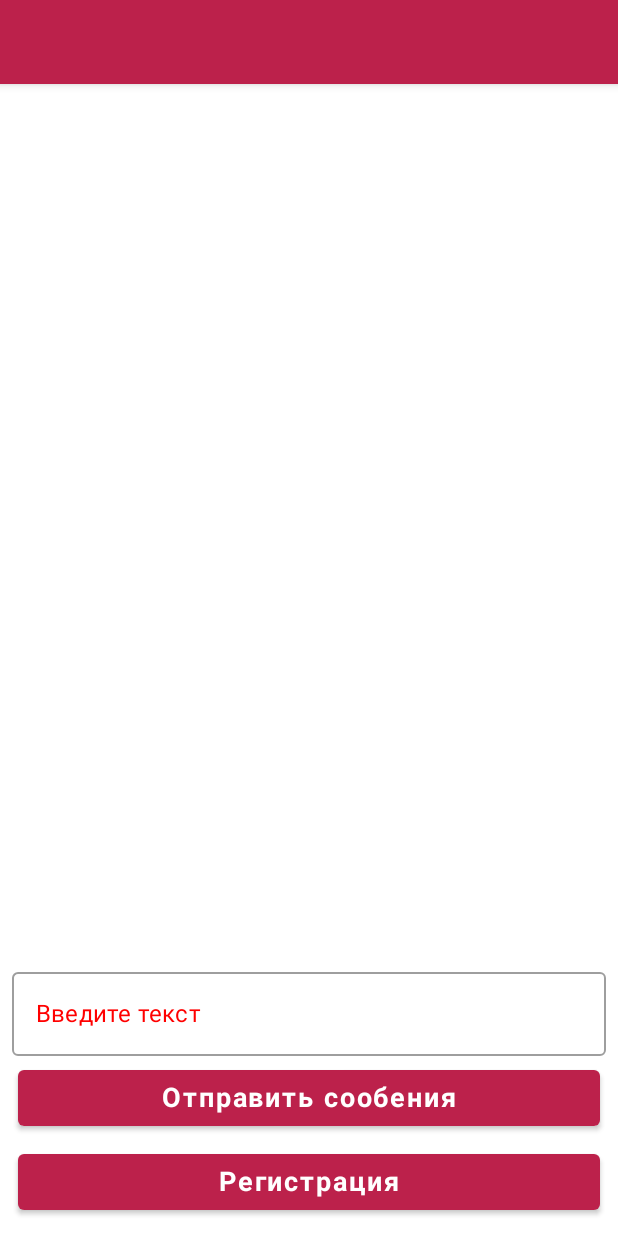
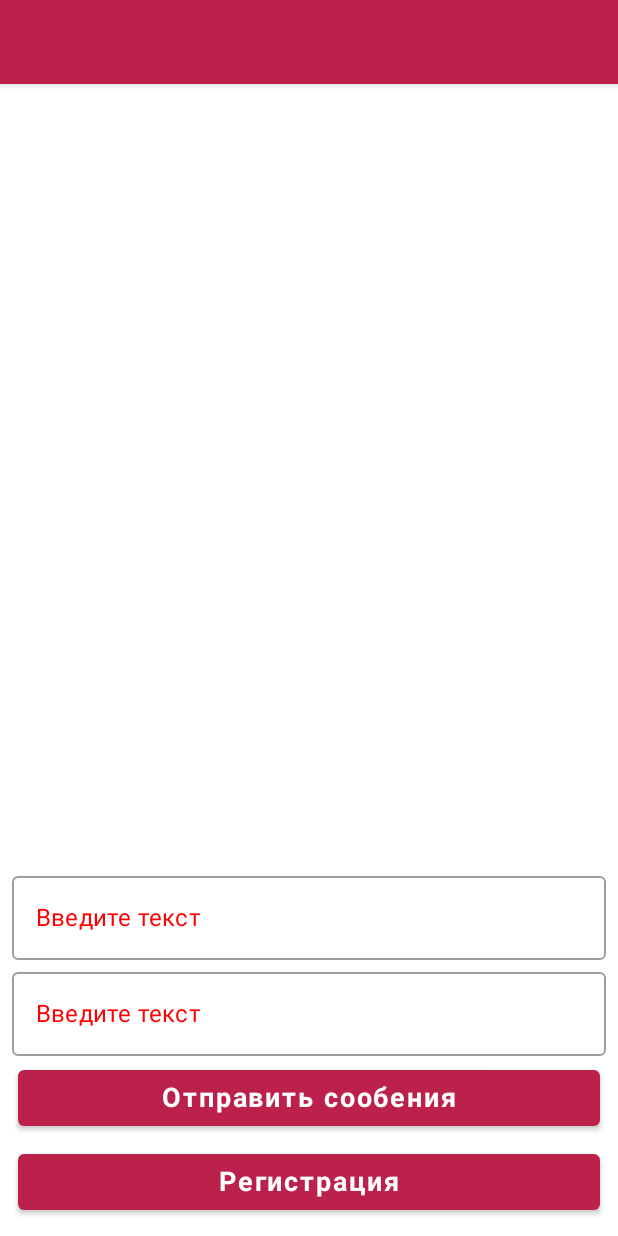
Before and after one commit to spiritofenergy/ChatWithFirebase, an Android app built with Jetpack Compose: the composable ChatScreen shown on its own in the app's theme, after a tap on "Отправить сообения", on a phone screen of 412 x 824 dp. Run offline under Robolectric (Android 15) with nearby library versions, the phone set to English and light mode, and no system bars; our stand-ins replace Firebase (no records; nobody signed in at launch, a user with empty details on screens opened directly), Picasso, Room's generated code; 2 statements that could not run were skipped.

Commit message:
first commit

```diff
--- a/app/src/main/java/com/kodex/chatwithfirebase/screens/ChatScreen.kt
+++ b/app/src/main/java/com/kodex/chatwithfirebase/screens/ChatScreen.kt
@@ -8,7 +8,6 @@ import androidx.compose.ui.Alignment
 import androidx.compose.ui.Modifier
 import androidx.compose.ui.graphics.Color
 import androidx.compose.ui.res.colorResource
-import androidx.compose.ui.res.stringResource
 import androidx.compose.ui.text.font.FontWeight
 import androidx.compose.ui.tooling.preview.Preview
 import androidx.compose.ui.unit.dp
@@ -20,24 +19,25 @@ import com.google.firebase.auth.FirebaseAuth
 import com.google.firebase.auth.ktx.auth
 import com.google.firebase.database.ktx.database
 import com.google.firebase.ktx.Firebase
-import com.kodex.chatwithfirebase.LoginScreenViewModel
 import com.kodex.chatwithfirebase.MainViewModel
 import com.kodex.chatwithfirebase.R
-import com.kodex.chatwithfirebase.User
+import com.kodex.chatwithfirebase.model.Note
+import com.kodex.chatwithfirebase.util.Constants.Keys.SUBTITLE
+import com.kodex.chatwithfirebase.util.Constants.Keys.TITLE
 import com.squareup.picasso.Picasso
 
 @Composable
 fun ChatScreen(navController: NavController, viewModel: MainViewModel) {
 
-    var message by remember { mutableStateOf("")}
-    var name by remember { mutableStateOf("")}
+    var title by remember { mutableStateOf("")}
+    var subtitle by remember { mutableStateOf("")}
 
-    val database = Firebase.database
-    val myRef = database.getReference("message")
-    val myRefName = database.getReference("name")
+    //val database = Firebase.database
+    //val myRef = database.getReference("message")
+   // val myRefName = database.getReference("name")
    // myRef.setValue("Hello,ytergeryj World!!!")
-    var auth: FirebaseAuth = Firebase.auth
-    name = auth.currentUser?.displayName.toString()
+   // var auth: FirebaseAuth = Firebase.auth
+   // subtitle = auth.currentUser?.displayName.toString()
    //  name = stringResource(id = R.string.app_name)
 
 
@@ -46,11 +46,11 @@ fun ChatScreen(navController: NavController, viewModel: MainViewModel) {
         topBar = {
             TopAppBar(
                 title = {
-                    Text(name,
+                    Text(subtitle,
                         color = Color.White
                     )
                 },
-                navigationIcon = { Picasso.get().load(auth.currentUser?.photoUrl) },
+            //    navigationIcon = { Picasso.get().load(auth.currentUser?.photoUrl) },
                 backgroundColor = (colorResource(R.color.colorPrimary))
             )
         })
@@ -67,8 +67,14 @@ fun ChatScreen(navController: NavController, viewModel: MainViewModel) {
     ) {
         OutlinedTextField(
             modifier = Modifier.fillMaxWidth(),
-            value = message,
-            onValueChange = { message = it},
+            value = title,
+            onValueChange = { title = it},
+            label = { Text(color = Color.Red, text = "Введите текст") },
+        )
+        OutlinedTextField(
+            modifier = Modifier.fillMaxWidth(),
+            value = subtitle,
+            onValueChange = { subtitle = it},
             label = { Text(color = Color.Red, text = "Введите текст") },
         )
         Button(
@@ -76,13 +82,14 @@ fun ChatScreen(navController: NavController, viewModel: MainViewModel) {
                 .fillMaxWidth()
                 .padding(4.dp),
             onClick = {
-                name = auth.currentUser?.displayName.toString()
-                myRef.setValue(message)
-                myRefName.setValue(name)
+              TITLE = title
+                SUBTITLE = subtitle
+                viewModel.addNote(note = Note(title = title, subtitle = subtitle)) {
+                    Log.d("checkData", "Button pressed $title & $subtitle") }
                // myRef.setValue(User(auth.currentUser?.displayName.toString()).toString())
               //  myRef.child(myRef.push().key ?: "Empty")
              //       .setValue(User(auth.currentUser?.displayName))
-                Log.d("checkData", "Button pressed $message")
+
                       },
             colors = ButtonDefaults.buttonColors(colorResource(id = R.color.colorPrimary))
         ) {
--- a/app/src/main/java/com/kodex/chatwithfirebase/util/Constants.kt
+++ b/app/src/main/java/com/kodex/chatwithfirebase/util/Constants.kt
@@ -47,8 +47,8 @@ object Constants {
         const val NOTE_SUBTITLE = "Подробнее"
         const val ADD_NOTE = "Новое дело"
         const val SAFE_NOTE = "Сохранить дело"
-        const val TITLE = "title"
-        const val SUBTITLE = "subtitle"
+        var TITLE = "title"
+        var SUBTITLE = "subtitle"
         const val WAT_WELL_WE_YSE = "Сохранить"
         const val ROOM_DATABASE = "Room_database"
         const val FIREBASE_DATABASE = "Firebase_database"
```
Also changed, not shown: app/src/main/java/com/kodex/chatwithfirebase/MainViewModel.kt (+14 -0 lines), app/src/main/java/com/kodex/chatwithfirebase/firebase/AllNotesLiveData.kt (+34 -0 lines), app/src/main/java/com/kodex/chatwithfirebase/firebase/AppFirebaseRepository.kt (+9 -0 lines).
